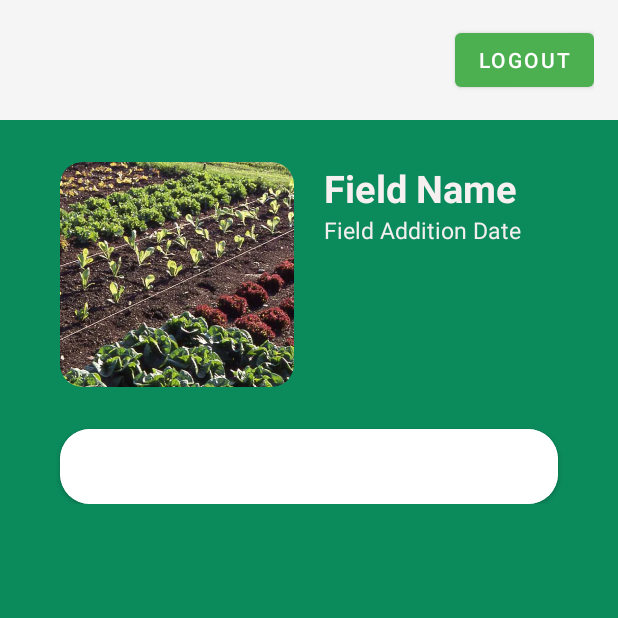
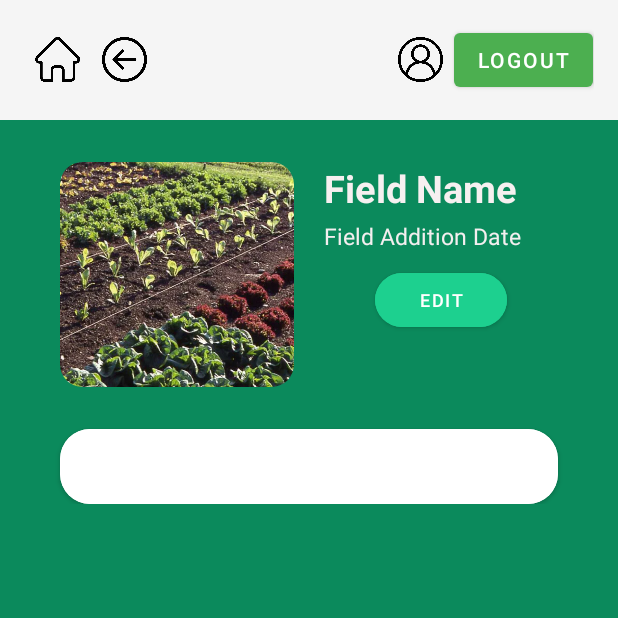
Before and after one commit to Bruna248/PlantsSense, an Android app: the fragment GreenhouseDetailFragment placed in its activity, on a phone screen of 412 x 824 dp, the top half of it. Run offline under Robolectric (Android 15) with nearby library versions, the phone set to English and light mode, and no system bars; our stand-ins replace Firebase (no records; nobody signed in at launch, a user with empty details on screens opened directly); 2 statements that could not run were skipped.

Commit message:
Add Edit name greenhouse, Home and Back buttons, layouts

```diff
--- a/app/src/main/java/pt/uc/dei/cm/plantsmc/view/MainActivity.java
+++ b/app/src/main/java/pt/uc/dei/cm/plantsmc/view/MainActivity.java
@@ -1,17 +1,18 @@
 package pt.uc.dei.cm.plantsmc.view;
 
 import androidx.appcompat.app.AppCompatActivity;
+import androidx.fragment.app.FragmentManager;
 import androidx.lifecycle.ViewModelProvider;
 
 import android.content.Intent;
 import android.os.Bundle;
 import android.widget.Button;
+import android.widget.ImageView;
 
 import com.google.firebase.auth.FirebaseAuth;
 
 import pt.uc.dei.cm.plantsmc.R;
 import pt.uc.dei.cm.plantsmc.model.Greenhouse;
-import pt.uc.dei.cm.plantsmc.utils.MQTTUtils;
 import pt.uc.dei.cm.plantsmc.view.adapters.GreenhouseHolder;
 import pt.uc.dei.cm.plantsmc.view.auth.LoginActivity;
 import pt.uc.dei.cm.plantsmc.view.greenhouse.EditGreenhouseFragment;
@@ -39,6 +40,10 @@ public class MainActivity extends AppCompatActivity implements GreenhouseHolder
         // Set initial data
         init_data();
 
+        // Home button
+        setup_home_button();
+        // Back button
+        setup_back_button();
         // Logout button
         setup_logout();
 
@@ -66,6 +71,23 @@ public class MainActivity extends AppCompatActivity implements GreenhouseHolder
         userViewModel.setUser(FirebaseAuth.getInstance().getCurrentUser());
     }
 
+
+    private void setup_back_button() {
+        ImageView backButton = findViewById(R.id.backButton);
+
+        backButton.setOnClickListener(v -> {
+            getOnBackPressedDispatcher().onBackPressed();
+        });
+    }
+
+    private void setup_home_button() {
+        ImageView homeButton = findViewById(R.id.homeButton);
+
+        homeButton.setOnClickListener(v -> {
+            getSupportFragmentManager().popBackStack(null, FragmentManager.POP_BACK_STACK_INCLUSIVE);
+        });
+    }
+
     private void setup_logout() {
         Button logoutButton = findViewById(R.id.button);
 
@@ -87,9 +109,14 @@ public class MainActivity extends AppCompatActivity implements GreenhouseHolder
 
     @Override
     public void saveGreenhouse(Greenhouse greenhouse) {
-        greenhouse.setUserId(userViewModel.getCurrentUser().getValue().getUid());
 
-        greenhouseViewModel.addGreenhouse(greenhouse);
+        if (!greenhouse.getId().isEmpty() && !greenhouse.getUserId().isEmpty()) {
+            greenhouseViewModel.updateGreenhouse(greenhouse);
+        } else {
+            greenhouse.setUserId(userViewModel.getCurrentUser().getValue().getUid());
+
+            greenhouseViewModel.addGreenhouse(greenhouse);
+        }
 
         greenhouseViewModel.getGreenhouses().observe(this, greenhouses -> {
             if (greenhouses != null) {
@@ -112,4 +139,17 @@ public class MainActivity extends AppCompatActivity implements GreenhouseHolder
                 .addToBackStack(null)
                 .commit();
     }
+
+    @Override
+    public void onEditGreenhouse(Greenhouse greenhouse) {
+        // Check if there are any Fragments
+        if (getSupportFragmentManager().getBackStackEntryCount() > 0) {
+            getSupportFragmentManager().popBackStack();
+        }
+
+        EditGreenhouseFragment newFragment = EditGreenhouseFragment.newInstance(greenhouse);
+        getSupportFragmentManager().beginTransaction().replace(R.id.greenhousesFragmentContainer, newFragment)
+                .addToBackStack(null)
+                .commit();
+    }
 }
--- a/app/src/main/java/pt/uc/dei/cm/plantsmc/view/adapters/GreenhouseHolder.java
+++ b/app/src/main/java/pt/uc/dei/cm/plantsmc/view/adapters/GreenhouseHolder.java
@@ -4,6 +4,7 @@ import pt.uc.dei.cm.plantsmc.model.Greenhouse;
 
 public interface GreenhouseHolder {
     void onAddGreenhouse();
+    void onEditGreenhouse(Greenhouse greenhouse);
     void onGreenhouseClick(Greenhouse greenhouse);
 
     void saveGreenhouse(Greenhouse greenhouse);
--- a/app/src/main/java/pt/uc/dei/cm/plantsmc/view/greenhouse/EditGreenhouseFragment.java
+++ b/app/src/main/java/pt/uc/dei/cm/plantsmc/view/greenhouse/EditGreenhouseFragment.java
@@ -81,7 +81,11 @@ public class EditGreenhouseFragment extends Fragment {
                 greenhouseNameEditText.setError("Please enter a name for the greenhouse");
             } else {
                 // Create greenhouse object
-                this.greenhouse = new Greenhouse(greenhouseName);
+                if (this.greenhouse == null) {
+                    this.greenhouse = new Greenhouse(greenhouseName);
+                } else {
+                    this.greenhouse.setName(greenhouseName);
+                }
                 parent.saveGreenhouse(greenhouse);
 
                 // Pop the current fragment
--- a/app/src/main/java/pt/uc/dei/cm/plantsmc/view/greenhouse/GreenhouseDetailFragment.java
+++ b/app/src/main/java/pt/uc/dei/cm/plantsmc/view/greenhouse/GreenhouseDetailFragment.java
@@ -1,5 +1,6 @@
 package pt.uc.dei.cm.plantsmc.view.greenhouse;
 
+import android.content.Context;
 import android.os.Bundle;
 
 import androidx.annotation.NonNull;
@@ -11,6 +12,7 @@ import androidx.viewpager2.widget.ViewPager2;
 import android.view.LayoutInflater;
 import android.view.View;
 import android.view.ViewGroup;
+import android.widget.Button;
 import android.widget.TextView;
 
 import com.google.android.material.imageview.ShapeableImageView;
@@ -23,6 +25,7 @@ import pt.uc.dei.cm.plantsmc.R;
 import pt.uc.dei.cm.plantsmc.model.Greenhouse;
 import pt.uc.dei.cm.plantsmc.model.Plant;
 import pt.uc.dei.cm.plantsmc.view.adapters.DemoCollectionAdapter;
+import pt.uc.dei.cm.plantsmc.view.adapters.GreenhouseHolder;
 import pt.uc.dei.cm.plantsmc.view.adapters.PlantsHolder;
 import pt.uc.dei.cm.plantsmc.view.plant.EditPlantFragment;
 import pt.uc.dei.cm.plantsmc.view.plant.PlantDetailFragment;
@@ -41,9 +44,22 @@ public class GreenhouseDetailFragment extends Fragment implements PlantsHolder {
     private Greenhouse greenhouse;
     private PlantViewModel plantViewModel;
     private UserViewModel userViewModel;
+    private GreenhouseHolder parent;
 
     DemoCollectionAdapter demoCollectionAdapter;
     ViewPager2 viewPager;
+
+    @Override
+    public void onAttach(@NonNull Context context) {
+        super.onAttach(context);
+        if (context instanceof GreenhouseHolder) {
+            parent = (GreenhouseHolder) context;
+        } else {
+            throw new RuntimeException(context.toString()
+                    + " must implement GreenhouseHolder");
+        }
+    }
+
     // This method is used to create new instances of the fragment with a greenhouse object
     public static GreenhouseDetailFragment newInstance(Greenhouse greenhouse) {
         GreenhouseDetailFragment fragment = new GreenhouseDetailFragment();
@@ -83,6 +99,9 @@ public class GreenhouseDetailFragment extends Fragment implements PlantsHolder {
             textViewName.setText(greenhouse.getName());
         }
 
+        // Edit greenhouse button
+        setup_edit_greenhouse(view);
+
         ShapeableImageView imageView= view.findViewById(R.id.field_image);
         imageView.setImageResource(R.drawable.field1);
 
@@ -117,12 +136,9 @@ public class GreenhouseDetailFragment extends Fragment implements PlantsHolder {
 
     @Override
     public void onAddPlant() {
-        if (getChildFragmentManager().getBackStackEntryCount() > 0) {
-            getChildFragmentManager().popBackStack();
-        }
-
         EditPlantFragment editPlantFragment = EditPlantFragment.newInstance(null);
-        getChildFragmentManager().beginTransaction().replace(R.id.plantsFragmentContainer, editPlantFragment)
+        editPlantFragment.setParent(this);
+        getParentFragmentManager().beginTransaction().replace(R.id.greenhousesFragmentContainer, editPlantFragment)
                 .addToBackStack(null)
                 .commit();
     }
@@ -151,4 +167,12 @@ public class GreenhouseDetailFragment extends Fragment implements PlantsHolder {
             }
         });
     }
+
+    private void setup_edit_greenhouse(View view) {
+        Button editGreenhouseButton = view.findViewById(R.id.editGreenhouseButton);
+        editGreenhouseButton.setOnClickListener(v -> {
+
+            parent.onEditGreenhouse(greenhouse);
+        });
+    }
 }
--- a/app/src/main/res/layout/activity_main.xml
+++ b/app/src/main/res/layout/activity_main.xml
@@ -1,5 +1,6 @@
 <?xml version="1.0" encoding="utf-8"?>
 <LinearLayout xmlns:android="http://schemas.android.com/apk/res/android"
+    xmlns:app="http://schemas.android.com/apk/res-auto"
     android:layout_width="match_parent"
     android:layout_height="match_parent"
     android:orientation="vertical">
@@ -14,10 +15,35 @@
         android:padding="16dp">
 
         <!-- Spacer -->
+
+        <ImageView
+            android:id="@+id/homeButton"
+            android:layout_width="30dp"
+            android:layout_height="30dp"
+            android:layout_gravity="center_vertical"
+            android:layout_weight="0.1"
+            app:srcCompat="@drawable/home" />
+
+        <ImageView
+            android:id="@+id/backButton"
+            android:layout_width="30dp"
+            android:layout_height="30dp"
+            android:layout_gravity="center_vertical"
+            android:layout_weight="0.1"
+            app:srcCompat="@drawable/back" />
+
         <View
             android:layout_width="0dp"
             android:layout_height="0dp"
             android:layout_weight="1" />
+
+        <ImageView
+            android:id="@+id/userButton"
+            android:layout_width="30dp"
+            android:layout_height="30dp"
+            android:layout_gravity="center_vertical"
+            android:layout_weight="0.1"
+            app:srcCompat="@drawable/user" />
 
         <Button
             android:id="@+id/button"
--- a/app/src/main/res/layout/fragment_greenhouse_details.xml
+++ b/app/src/main/res/layout/fragment_greenhouse_details.xml
@@ -57,7 +57,7 @@
 
             <LinearLayout
                 android:layout_width="match_parent"
-                android:layout_height="wrap_content"
+                android:layout_height="match_parent"
                 android:layout_marginStart="10dp"
                 android:layout_weight="1"
                 android:orientation="vertical">
@@ -75,9 +75,21 @@
                     android:id="@+id/fieldCreationDate"
                     android:layout_width="wrap_content"
                     android:layout_height="wrap_content"
+                    android:layout_marginTop="4dp"
                     android:text="Field Addition Date"
                     android:textColor="#F3EFEF"
                     android:textSize="15sp" />
+
+                <Button
+                    android:id="@+id/editGreenhouseButton"
+                    android:layout_width="wrap_content"
+                    android:layout_height="wrap_content"
+                    android:layout_gravity="center_horizontal"
+                    android:layout_marginTop="8dp"
+                    android:backgroundTint="#1DD08F"
+                    android:text="Edit"
+                    android:textSize="12sp"
+                    app:cornerRadius="20dp" />
             </LinearLayout>
         </LinearLayout>
 
```
Also changed, not shown: app/src/main/java/pt/uc/dei/cm/plantsmc/model/Greenhouse.java (+20 -0 lines), app/src/main/java/pt/uc/dei/cm/plantsmc/model/GreenhouseRepository.java (+12 -2 lines), app/src/main/java/pt/uc/dei/cm/plantsmc/view/greenhouse/CollectionDemoFragment.java (deleted, +0 -54 lines), app/src/main/java/pt/uc/dei/cm/plantsmc/view/plant/EditPlantFragment.java (+4 -15 lines), app/src/main/java/pt/uc/dei/cm/plantsmc/viewmodel/GreenhouseViewModel.java (+21 -0 lines), app/src/main/res/layout/fragment_add_new_sensor.xml (+28 -27 lines), app/src/main/res/layout/fragment_edit_plant.xml (+64 -64 lines), app/src/main/res/layout/fragment_plant_detail.xml (+18 -17 lines), app/src/main/res/drawable/back.png (added), app/src/main/res/drawable/home.png (added), app/src/main/res/drawable/user.png (added).
